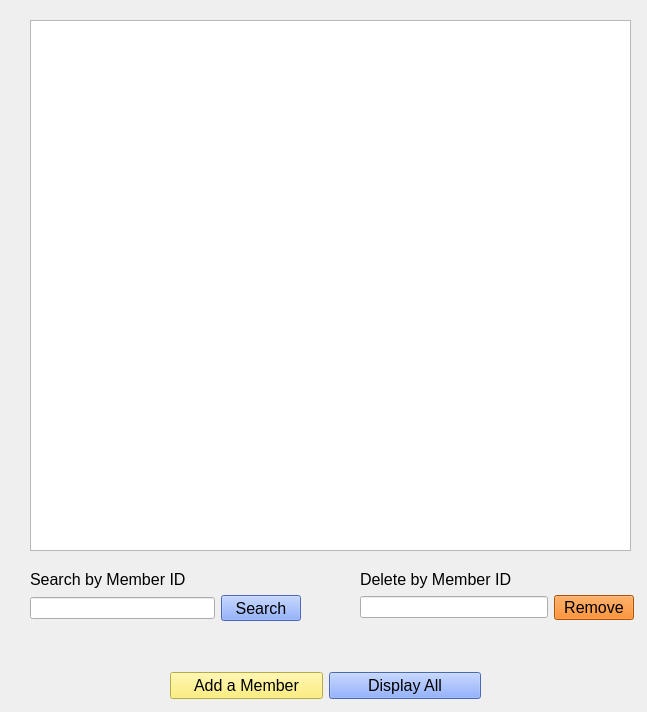
Above: managemembers.ui from P4TOO/BulkClub-System before the change. Below: the same form after it.
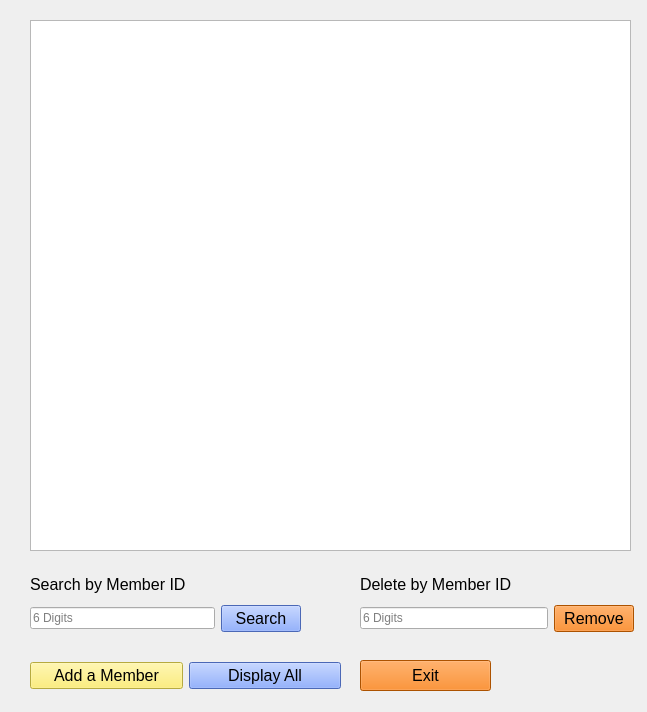
That is the form after the change.

Patch:
```diff
--- a/managemembers.ui
+++ b/managemembers.ui
@@ -29,7 +29,7 @@
      <x>360</x>
      <y>570</y>
      <width>274</width>
-     <height>50</height>
+     <height>62</height>
     </rect>
    </property>
    <layout class="QVBoxLayout" name="verticalLayout_2">
@@ -48,7 +48,11 @@
     <item>
      <layout class="QHBoxLayout" name="horizontalLayout_2">
       <item>
-       <widget class="QLineEdit" name="deleteMemberLineEdit"/>
+       <widget class="QLineEdit" name="deleteMemberLineEdit">
+        <property name="placeholderText">
+         <string>6 Digits</string>
+        </property>
+       </widget>
       </item>
       <item>
        <widget class="QPushButton" name="deletePushButton">
@@ -69,13 +73,13 @@
     </item>
    </layout>
   </widget>
-  <widget class="QWidget" name="">
+  <widget class="QWidget" name="layoutWidget">
    <property name="geometry">
     <rect>
      <x>30</x>
      <y>570</y>
      <width>271</width>
-     <height>51</height>
+     <height>62</height>
     </rect>
    </property>
    <layout class="QVBoxLayout" name="verticalLayout">
@@ -94,7 +98,11 @@
     <item>
      <layout class="QHBoxLayout" name="horizontalLayout">
       <item>
-       <widget class="QLineEdit" name="searchLineEdit"/>
+       <widget class="QLineEdit" name="searchLineEdit">
+        <property name="placeholderText">
+         <string>6 Digits</string>
+        </property>
+       </widget>
       </item>
       <item>
        <widget class="QPushButton" name="searchPushButton">
@@ -115,13 +123,13 @@
     </item>
    </layout>
   </widget>
-  <widget class="QWidget" name="">
+  <widget class="QWidget" name="layoutWidget">
    <property name="geometry">
     <rect>
-     <x>170</x>
-     <y>670</y>
+     <x>30</x>
+     <y>660</y>
      <width>311</width>
-     <height>31</height>
+     <height>32</height>
     </rect>
    </property>
    <layout class="QHBoxLayout" name="horizontalLayout_3">
@@ -157,6 +165,27 @@
     </item>
    </layout>
   </widget>
+  <widget class="QPushButton" name="ExitButton">
+   <property name="geometry">
+    <rect>
+     <x>360</x>
+     <y>660</y>
+     <width>131</width>
+     <height>31</height>
+    </rect>
+   </property>
+   <property name="font">
+    <font>
+     <pointsize>12</pointsize>
+    </font>
+   </property>
+   <property name="styleSheet">
+    <string notr="true">background-color: rgb(241, 115, 0)</string>
+   </property>
+   <property name="text">
+    <string>Exit</string>
+   </property>
+  </widget>
  </widget>
  <resources/>
  <connections/>
```
Left out of the diff: 2 changed lines with no effect on the pictures.
